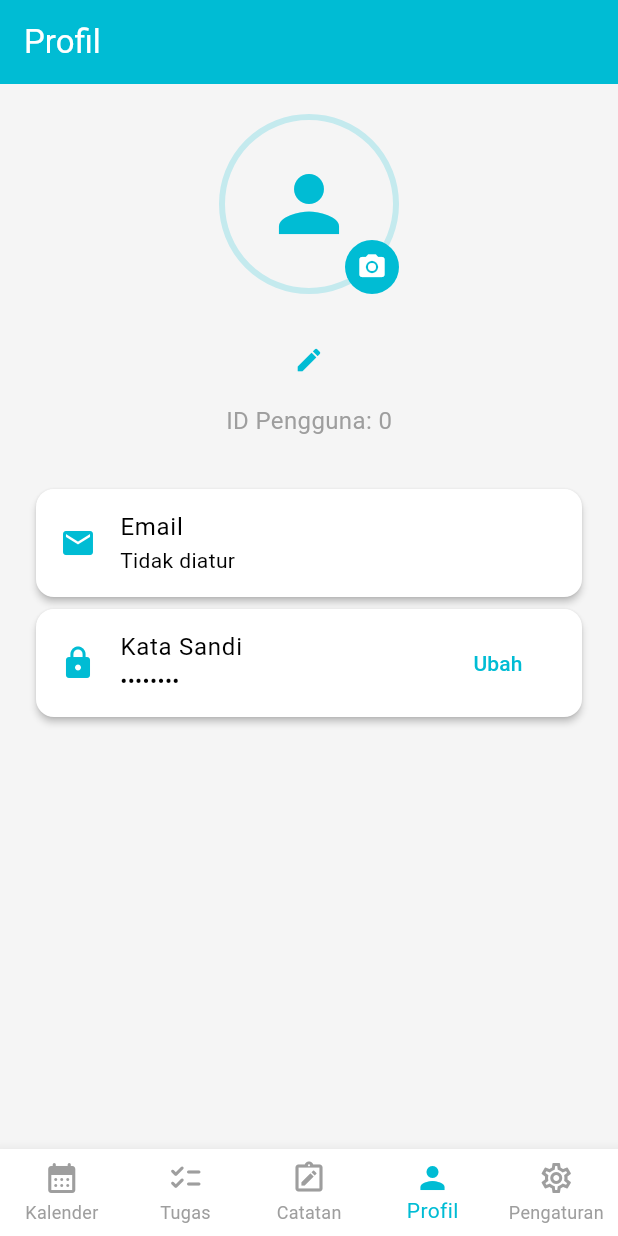
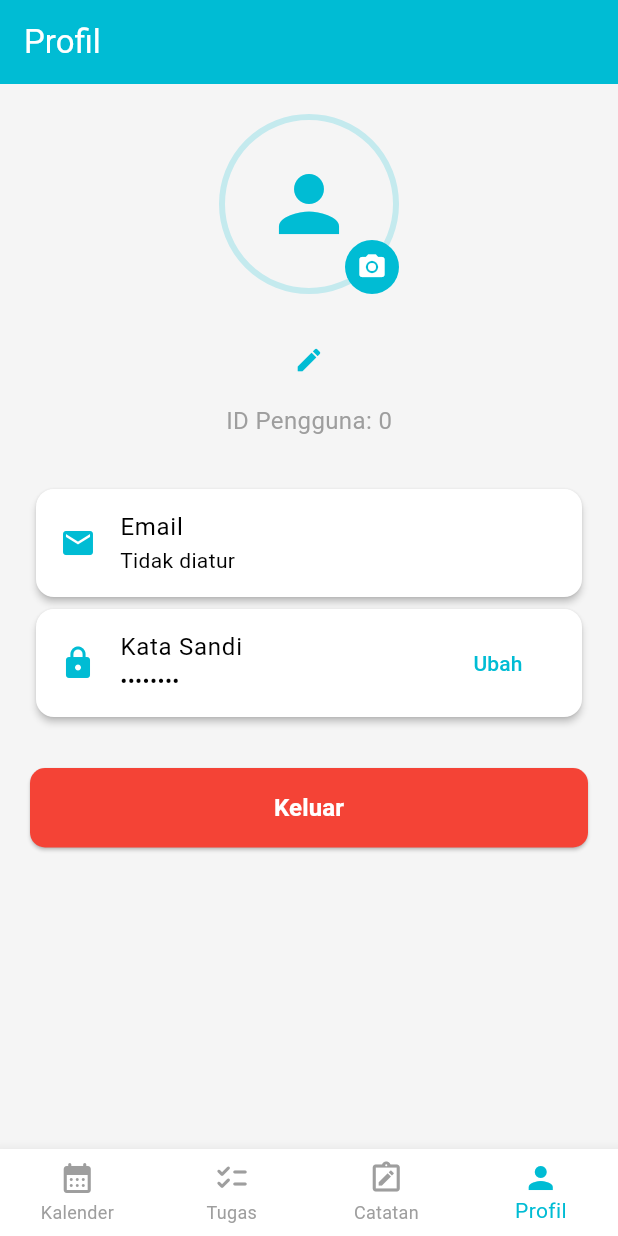
Before and after one commit to RacoonHQ/TodoList, a Flutter app: the MainHomeScreen screen opened directly, item 4 of the bottom bar chosen, on a phone screen of 412 x 824 dp. Run offline on Flutter 3.47's test engine with Material 3 defaults, Android fonts, the phone set to English and light mode, and no system bars; our stand-ins replace cached_network_image, image_picker, shared_preferences, table_calendar; accounts and stored records are empty; network calls fail.

Commit message:
Update UI dan nambah api update profile dan upload

```diff
--- a/lib/auth/login_page.dart
+++ b/lib/auth/login_page.dart
@@ -71,7 +71,7 @@ class _LoginPageState extends State<LoginPage> {
   Widget build(BuildContext context) {
     return Scaffold(
       appBar: AppBar(
-        title: const Text('Kalender Tugas Saya'),
+        title: const Text('Login'),
         backgroundColor: Colors.cyan,
         foregroundColor: Colors.white,
       ),
--- a/lib/auth/register_page.dart
+++ b/lib/auth/register_page.dart
@@ -74,7 +74,7 @@ class _RegisterPageState extends State<RegisterPage> {
   Widget build(BuildContext context) {
     return Scaffold(
       appBar: AppBar(
-        title: const Text('Kalender Tugas Saya'),
+        title: const Text('Register'),
         backgroundColor: Colors.cyan,
         foregroundColor: Colors.white,
       ),
--- a/lib/home_screen.dart
+++ b/lib/home_screen.dart
@@ -5,7 +5,6 @@ import 'pages/calendar_page.dart';
 import 'pages/todos_page.dart';
 import 'pages/notes_page.dart';
 import 'pages/profile_page.dart';
-import 'pages/settings_page.dart';
 import 'auth/login_page.dart';
 import 'auth/register_page.dart';
 
@@ -30,7 +29,7 @@ class _MainHomeScreenState extends State<MainHomeScreen>
   @override
   void initState() {
     super.initState();
-    _tabController = TabController(length: 5, vsync: this);
+    _tabController = TabController(length: 4, vsync: this);
     _loadUserData();
     _loadTodos();
     _loadNotes();
@@ -103,8 +102,8 @@ class _MainHomeScreenState extends State<MainHomeScreen>
         userName: _userName,
         userId: _userId,
         userEmail: _userEmail,
+        logout: _logout,
       ),
-      SettingsPage(logout: _logout),
     ];
   }
 
@@ -149,11 +148,6 @@ class _MainHomeScreenState extends State<MainHomeScreen>
             activeIcon: Icon(Icons.person),
             label: 'Profil',
           ),
-          BottomNavigationBarItem(
-            icon: Icon(Icons.settings_outlined),
-            activeIcon: Icon(Icons.settings),
-            label: 'Pengaturan',
-          ),
         ],
       ),
     );
--- a/lib/pages/calendar_page.dart
+++ b/lib/pages/calendar_page.dart
@@ -439,7 +439,7 @@ class _CalendarPageState extends State<CalendarPage> {
             ),
             const SizedBox(height: 15),
             DropdownButtonFormField<String>(
-              value: selectedPriority,
+              initialValue: selectedPriority,
               decoration: const InputDecoration(
                   labelText: 'Prioritas', border: OutlineInputBorder()),
               items: ['low', 'medium', 'high']
--- a/lib/pages/profile_page.dart
+++ b/lib/pages/profile_page.dart
@@ -8,12 +8,14 @@ class ProfilePage extends StatefulWidget {
   final String userName;
   final int userId;
   final String userEmail;
+  final VoidCallback logout;
 
   const ProfilePage({
     super.key,
     required this.userName,
     required this.userId,
     required this.userEmail,
+    required this.logout,
   });
 
   @override
@@ -329,6 +331,25 @@ class _ProfilePageState extends State<ProfilePage> {
                 ),
               ),
             ),
+            const SizedBox(height: 30),
+            SizedBox(
+              width: double.infinity,
+              child: ElevatedButton(
+                onPressed: widget.logout,
+                style: ElevatedButton.styleFrom(
+                  backgroundColor: Colors.red,
+                  foregroundColor: Colors.white,
+                  padding: const EdgeInsets.symmetric(vertical: 15),
+                  shape: RoundedRectangleBorder(
+                    borderRadius: BorderRadius.circular(10),
+                  ),
+                ),
+                child: const Text(
+                  'Keluar',
+                  style: TextStyle(fontSize: 16, fontWeight: FontWeight.bold),
+                ),
+              ),
+            ),
           ],
         ),
       ),
```
Also changed, not shown: lib/pages/settings_page.dart (deleted, +0 -50 lines), lib/pages/todos_page.dart (+5 -7 lines), 1 other file.
